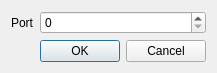
First picture: the form in ftnoir_tracker_udp/ftnoir_ftnclientcontrols.ui, repository opentrack/opentrack, before the edit.
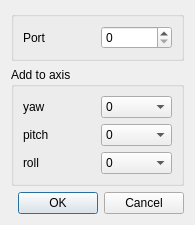
Second picture: the form after the edit. Icons and pictures are not drawn.

```diff
--- a/ftnoir_tracker_udp/ftnoir_ftnclientcontrols.ui
+++ b/ftnoir_tracker_udp/ftnoir_ftnclientcontrols.ui
@@ -9,8 +9,8 @@
    <rect>
     <x>0</x>
     <y>0</y>
-    <width>216</width>
-    <height>71</height>
+    <width>195</width>
+    <height>224</height>
    </rect>
   </property>
   <property name="windowTitle">
@@ -26,25 +26,170 @@
   <property name="autoFillBackground">
    <bool>false</bool>
   </property>
-  <layout class="QGridLayout" name="gridLayout">
-   <item row="0" column="0">
-    <widget class="QLabel" name="label_5">
-     <property name="text">
-      <string>Port</string>
+  <layout class="QVBoxLayout" name="verticalLayout">
+   <item>
+    <widget class="QGroupBox" name="groupBox">
+     <property name="sizePolicy">
+      <sizepolicy hsizetype="Preferred" vsizetype="Maximum">
+       <horstretch>0</horstretch>
+       <verstretch>0</verstretch>
+      </sizepolicy>
      </property>
+     <property name="title">
+      <string/>
+     </property>
+     <layout class="QGridLayout" name="gridLayout">
+      <item row="0" column="0">
+       <widget class="QLabel" name="label_5">
+        <property name="text">
+         <string>Port</string>
+        </property>
+       </widget>
+      </item>
+      <item row="0" column="1">
+       <widget class="QSpinBox" name="spinPortNumber">
+        <property name="minimum">
+         <number>0</number>
+        </property>
+        <property name="maximum">
+         <number>65535</number>
+        </property>
+       </widget>
+      </item>
+     </layout>
     </widget>
    </item>
-   <item row="0" column="1">
-    <widget class="QSpinBox" name="spinPortNumber">
-     <property name="minimum">
-      <number>0</number>
+   <item>
+    <widget class="QGroupBox" name="groupBox_2">
+     <property name="title">
+      <string>Add to axis</string>
      </property>
-     <property name="maximum">
-      <number>65535</number>
-     </property>
+     <layout class="QGridLayout" name="gridLayout_3">
+      <item row="0" column="0">
+       <widget class="QLabel" name="label_7">
+        <property name="text">
+         <string>yaw</string>
+        </property>
+       </widget>
+      </item>
+      <item row="0" column="1">
+       <widget class="QComboBox" name="add_yaw">
+        <item>
+         <property name="text">
+          <string>0</string>
+         </property>
+        </item>
+        <item>
+         <property name="text">
+          <string>+90</string>
+         </property>
+        </item>
+        <item>
+         <property name="text">
+          <string>-90</string>
+         </property>
+        </item>
+        <item>
+         <property name="text">
+          <string>+180</string>
+         </property>
+        </item>
+        <item>
+         <property name="text">
+          <string>-180</string>
+         </property>
+        </item>
+       </widget>
+      </item>
+      <item row="1" column="0">
+       <widget class="QLabel" name="label_8">
+        <property name="text">
+         <string>pitch</string>
+        </property>
+       </widget>
+      </item>
+      <item row="2" column="0">
+       <widget class="QLabel" name="label_10">
+        <property name="text">
+         <string>roll</string>
+        </property>
+       </widget>
+      </item>
+      <item row="1" column="1">
+       <widget class="QComboBox" name="add_pitch">
+        <item>
+         <property name="text">
+          <string>0</string>
+         </property>
+        </item>
+        <item>
+         <property name="text">
+          <string>+90</string>
+         </property>
+        </item>
+        <item>
+         <property name="text">
+          <string>-90</string>
+         </property>
+        </item>
+        <item>
+         <property name="text">
+          <string>+180</string>
+         </property>
+        </item>
+        <item>
+         <property name="text">
+          <string>-180</string>
+         </property>
+        </item>
+       </widget>
+      </item>
+      <item row="2" column="1">
+       <widget class="QComboBox" name="add_roll">
+        <item>
+         <property name="text">
+          <string>0</string>
+         </property>
+        </item>
+        <item>
+         <property name="text">
+          <string>+90</string>
+         </property>
+        </item>
+        <item>
+         <property name="text">
+          <string>-90</string>
+         </property>
+        </item>
+        <item>
+         <property name="text">
+          <string>+180</string>
+         </property>
+        </item>
+        <item>
+         <property name="text">
+          <string>-180</string>
+         </property>
+        </item>
+       </widget>
+      </item>
+     </layout>
     </widget>
    </item>
-   <item row="1" column="1">
+   <item>
+    <spacer name="verticalSpacer">
+     <property name="orientation">
+      <enum>Qt::Vertical</enum>
+     </property>
+     <property name="sizeHint" stdset="0">
+      <size>
+       <width>20</width>
+       <height>40</height>
+      </size>
+     </property>
+    </spacer>
+   </item>
+   <item>
     <widget class="QDialogButtonBox" name="buttonBox">
      <property name="standardButtons">
       <set>QDialogButtonBox::Cancel|QDialogButtonBox::Ok</set>
```
Left out of the diff: 3 changed lines with no effect on the pictures.
